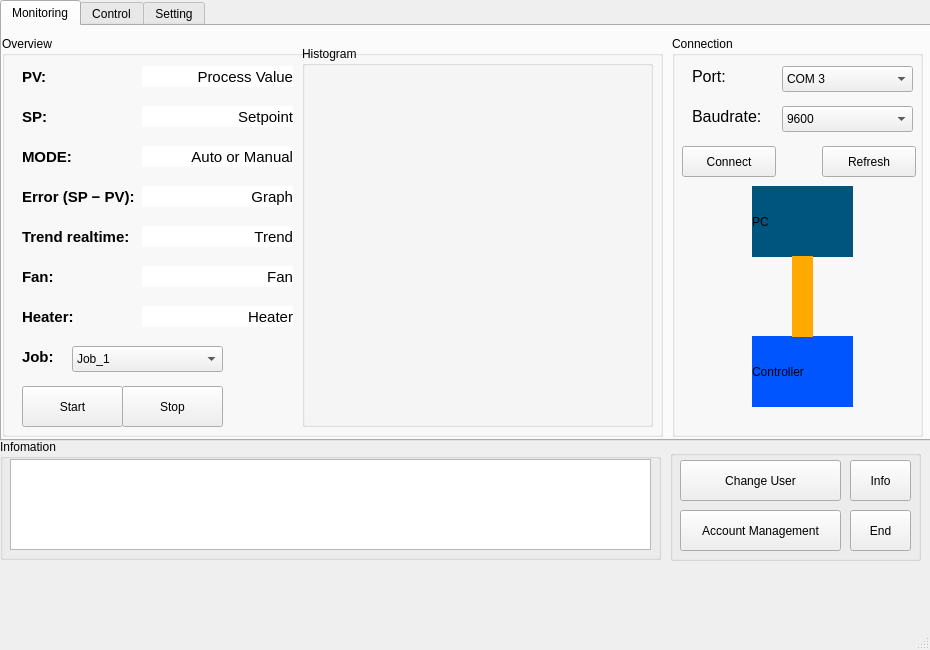
Qt form ui/general.ui (tuyenubuntu/control_heater) before a commit.
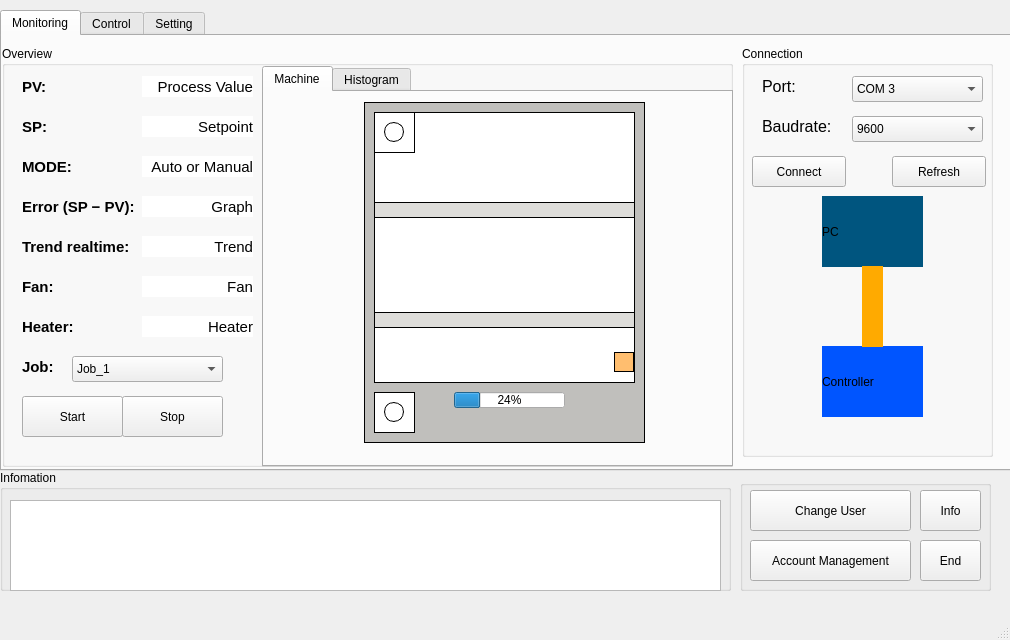
The same form after that commit. The open tabs and pages were chosen to show the change. Icons and pictures are not drawn.

```diff
--- a/ui/general.ui
+++ b/ui/general.ui
@@ -6,14 +6,20 @@
    <rect>
     <x>0</x>
     <y>0</y>
-    <width>930</width>
-    <height>650</height>
+    <width>1010</width>
+    <height>640</height>
    </rect>
   </property>
+  <property name="minimumSize">
+   <size>
+    <width>1010</width>
+    <height>620</height>
+   </size>
+  </property>
   <property name="maximumSize">
    <size>
-    <width>930</width>
-    <height>650</height>
+    <width>1010</width>
+    <height>640</height>
    </size>
   </property>
   <property name="windowTitle">
@@ -24,13 +30,13 @@
     <property name="geometry">
      <rect>
       <x>0</x>
-      <y>0</y>
-      <width>931</width>
-      <height>441</height>
+      <y>10</y>
+      <width>1011</width>
+      <height>461</height>
      </rect>
     </property>
     <property name="currentIndex">
-     <number>1</number>
+     <number>0</number>
     </property>
     <widget class="QWidget" name="monitoring_tab">
      <attribute name="title">
@@ -41,8 +47,8 @@
        <rect>
         <x>0</x>
         <y>10</y>
-        <width>661</width>
-        <height>401</height>
+        <width>731</width>
+        <height>421</height>
        </rect>
       </property>
       <property name="title">
@@ -129,7 +135,7 @@
         <rect>
          <x>140</x>
          <y>30</y>
-         <width>151</width>
+         <width>111</width>
          <height>21</height>
         </rect>
        </property>
@@ -154,7 +160,7 @@
         <rect>
          <x>140</x>
          <y>70</y>
-         <width>151</width>
+         <width>111</width>
          <height>21</height>
         </rect>
        </property>
@@ -179,7 +185,7 @@
         <rect>
          <x>140</x>
          <y>110</y>
-         <width>151</width>
+         <width>111</width>
          <height>21</height>
         </rect>
        </property>
@@ -204,7 +210,7 @@
         <rect>
          <x>140</x>
          <y>150</y>
-         <width>151</width>
+         <width>111</width>
          <height>21</height>
         </rect>
        </property>
@@ -248,7 +254,7 @@
         <rect>
          <x>140</x>
          <y>190</y>
-         <width>151</width>
+         <width>111</width>
          <height>21</height>
         </rect>
        </property>
@@ -273,7 +279,7 @@
         <rect>
          <x>140</x>
          <y>230</y>
-         <width>151</width>
+         <width>111</width>
          <height>21</height>
         </rect>
        </property>
@@ -336,7 +342,7 @@
         <rect>
          <x>140</x>
          <y>270</y>
-         <width>151</width>
+         <width>111</width>
          <height>21</height>
         </rect>
        </property>
@@ -436,42 +442,257 @@
         <string>Job:</string>
        </property>
       </widget>
-      <widget class="QGroupBox" name="groupBox_7">
+      <widget class="QTabWidget" name="tabWidget_2">
        <property name="geometry">
         <rect>
-         <x>300</x>
-         <y>10</y>
-         <width>351</width>
-         <height>381</height>
+         <x>260</x>
+         <y>20</y>
+         <width>471</width>
+         <height>401</height>
         </rect>
        </property>
-       <property name="title">
-        <string>Histogram</string>
+       <property name="currentIndex">
+        <number>0</number>
        </property>
-       <layout class="QGridLayout" name="gridLayout">
-        <item row="0" column="0">
-         <widget class="QLabel" name="histogram_1">
-          <property name="minimumSize">
-           <size>
-            <width>0</width>
-            <height>0</height>
-           </size>
-          </property>
-          <property name="scaledContents">
-           <bool>true</bool>
-          </property>
-         </widget>
-        </item>
-       </layout>
+       <widget class="QWidget" name="tab_2">
+        <attribute name="title">
+         <string>Machine</string>
+        </attribute>
+        <widget class="QLabel" name="heat_room">
+         <property name="geometry">
+          <rect>
+           <x>110</x>
+           <y>20</y>
+           <width>261</width>
+           <height>271</height>
+          </rect>
+         </property>
+         <property name="styleSheet">
+          <string notr="true">background-color: rgb(255, 255, 255);
+border: 1px solid black;
+font: 700 11pt &quot;Segoe UI&quot;;
+qproperty-alignment: AlignCenter;</string>
+         </property>
+         <property name="text">
+          <string/>
+         </property>
+        </widget>
+        <widget class="QLabel" name="state_label_14">
+         <property name="geometry">
+          <rect>
+           <x>110</x>
+           <y>220</y>
+           <width>261</width>
+           <height>16</height>
+          </rect>
+         </property>
+         <property name="styleSheet">
+          <string notr="true">background-color: rgb(222, 221, 218);
+border: 1px solid black;
+font: 700 11pt &quot;Segoe UI&quot;;
+qproperty-alignment: AlignCenter;</string>
+         </property>
+         <property name="text">
+          <string/>
+         </property>
+        </widget>
+        <widget class="QProgressBar" name="progressBar_heater">
+         <property name="geometry">
+          <rect>
+           <x>190</x>
+           <y>300</y>
+           <width>111</width>
+           <height>16</height>
+          </rect>
+         </property>
+         <property name="value">
+          <number>24</number>
+         </property>
+        </widget>
+        <widget class="QLabel" name="fan_out">
+         <property name="geometry">
+          <rect>
+           <x>110</x>
+           <y>20</y>
+           <width>41</width>
+           <height>41</height>
+          </rect>
+         </property>
+         <property name="styleSheet">
+          <string notr="true">background-color: rgb(255, 255, 255);
+border: 1px solid black;
+font: 700 11pt &quot;Segoe UI&quot;;
+qproperty-alignment: AlignCenter;</string>
+         </property>
+         <property name="text">
+          <string/>
+         </property>
+        </widget>
+        <widget class="QLabel" name="sensor">
+         <property name="geometry">
+          <rect>
+           <x>350</x>
+           <y>260</y>
+           <width>20</width>
+           <height>20</height>
+          </rect>
+         </property>
+         <property name="styleSheet">
+          <string notr="true">background-color:rgb(255, 190, 111);
+border: 1px solid black;
+font: 700 11pt &quot;Segoe UI&quot;;
+qproperty-alignment: AlignCenter;</string>
+         </property>
+         <property name="text">
+          <string/>
+         </property>
+        </widget>
+        <widget class="QLabel" name="state_label_18">
+         <property name="geometry">
+          <rect>
+           <x>110</x>
+           <y>110</y>
+           <width>261</width>
+           <height>16</height>
+          </rect>
+         </property>
+         <property name="styleSheet">
+          <string notr="true">background-color: rgb(222, 221, 218);
+border: 1px solid black;
+font: 700 11pt &quot;Segoe UI&quot;;
+qproperty-alignment: AlignCenter;</string>
+         </property>
+         <property name="text">
+          <string/>
+         </property>
+        </widget>
+        <widget class="QLabel" name="state_label_20">
+         <property name="geometry">
+          <rect>
+           <x>120</x>
+           <y>30</y>
+           <width>20</width>
+           <height>20</height>
+          </rect>
+         </property>
+         <property name="styleSheet">
+          <string notr="true">background-color: rgb(255, 255, 255);
+border: 1px solid black;
+border-radius: 10px;   /* = 100 / 2 */</string>
+         </property>
+         <property name="text">
+          <string/>
+         </property>
+        </widget>
+        <widget class="QLabel" name="fan_in">
+         <property name="geometry">
+          <rect>
+           <x>110</x>
+           <y>300</y>
+           <width>41</width>
+           <height>41</height>
+          </rect>
+         </property>
+         <property name="styleSheet">
+          <string notr="true">background-color: rgb(255, 255, 255);
+border: 1px solid black;
+font: 700 11pt &quot;Segoe UI&quot;;
+qproperty-alignment: AlignCenter;</string>
+         </property>
+         <property name="text">
+          <string/>
+         </property>
+        </widget>
+        <widget class="QLabel" name="state_label_22">
+         <property name="geometry">
+          <rect>
+           <x>100</x>
+           <y>10</y>
+           <width>281</width>
+           <height>341</height>
+          </rect>
+         </property>
+         <property name="styleSheet">
+          <string notr="true">background-color: rgb(192, 191, 188);
+border: 1px solid black;
+font: 700 11pt &quot;Segoe UI&quot;;
+qproperty-alignment: AlignCenter;</string>
+         </property>
+         <property name="text">
+          <string/>
+         </property>
+        </widget>
+        <widget class="QLabel" name="state_label_23">
+         <property name="geometry">
+          <rect>
+           <x>120</x>
+           <y>310</y>
+           <width>20</width>
+           <height>20</height>
+          </rect>
+         </property>
+         <property name="styleSheet">
+          <string notr="true">background-color: rgb(255, 255, 255);
+border: 1px solid black;
+border-radius: 10px;   /* = 100 / 2 */</string>
+         </property>
+         <property name="text">
+          <string/>
+         </property>
+        </widget>
+        <zorder>state_label_22</zorder>
+        <zorder>heat_room</zorder>
+        <zorder>state_label_14</zorder>
+        <zorder>progressBar_heater</zorder>
+        <zorder>fan_out</zorder>
+        <zorder>sensor</zorder>
+        <zorder>state_label_18</zorder>
+        <zorder>state_label_20</zorder>
+        <zorder>fan_in</zorder>
+        <zorder>state_label_23</zorder>
+       </widget>
+       <widget class="QWidget" name="tab_3">
+        <attribute name="title">
+         <string>Histogram</string>
+        </attribute>
+        <widget class="QGroupBox" name="groupBox_7">
+         <property name="geometry">
+          <rect>
+           <x>10</x>
+           <y>0</y>
+           <width>451</width>
+           <height>351</height>
+          </rect>
+         </property>
+         <property name="title">
+          <string>Histogram</string>
+         </property>
+         <layout class="QGridLayout" name="gridLayout">
+          <item row="0" column="0">
+           <widget class="QLabel" name="histogram_1">
+            <property name="minimumSize">
+             <size>
+              <width>0</width>
+              <height>0</height>
+             </size>
+            </property>
+            <property name="scaledContents">
+             <bool>true</bool>
+            </property>
+           </widget>
+          </item>
+         </layout>
+        </widget>
+       </widget>
       </widget>
      </widget>
      <widget class="QGroupBox" name="groupBox_3">
       <property name="geometry">
        <rect>
-        <x>670</x>
+        <x>740</x>
         <y>10</y>
         <width>251</width>
-        <height>401</height>
+        <height>411</height>
        </rect>
       </property>
       <property name="title">
@@ -665,8 +886,8 @@
        <rect>
         <x>0</x>
         <y>10</y>
-        <width>921</width>
-        <height>401</height>
+        <width>1011</width>
+        <height>411</height>
        </rect>
       </property>
       <property name="title">
@@ -821,8 +1042,8 @@
        <rect>
         <x>0</x>
         <y>10</y>
-        <width>921</width>
-        <height>401</height>
+        <width>1011</width>
+        <height>411</height>
        </rect>
       </property>
       <property name="title">
@@ -1228,8 +1449,8 @@
     <property name="geometry">
      <rect>
       <x>0</x>
-      <y>439</y>
-      <width>661</width>
+      <y>470</y>
+      <width>731</width>
       <height>121</height>
      </rect>
     </property>
@@ -1240,8 +1461,8 @@
      <property name="geometry">
       <rect>
        <x>10</x>
-       <y>20</y>
-       <width>641</width>
+       <y>30</y>
+       <width>711</width>
        <height>91</height>
       </rect>
      </property>
@@ -1250,8 +1471,8 @@
    <widget class="QGroupBox" name="groupBox_6">
     <property name="geometry">
      <rect>
-      <x>670</x>
-      <y>450</y>
+      <x>740</x>
+      <y>480</y>
       <width>251</width>
       <height>111</height>
      </rect>
@@ -1324,32 +1545,13 @@
      </property>
     </widget>
    </widget>
-   <widget class="QLabel" name="label_16">
+   <widget class="QLabel" name="label_7">
     <property name="geometry">
      <rect>
-      <x>850</x>
-      <y>570</y>
-      <width>41</width>
-      <height>51</height>
-     </rect>
-    </property>
-    <property name="text">
-     <string/>
-    </property>
-    <property name="pixmap">
-     <pixmap>ui/images/logo.jpg</pixmap>
-    </property>
-    <property name="scaledContents">
-     <bool>true</bool>
-    </property>
-   </widget>
-   <widget class="QLabel" name="label_19">
-    <property name="geometry">
-     <rect>
-      <x>10</x>
-      <y>575</y>
-      <width>821</width>
-      <height>41</height>
+      <x>0</x>
+      <y>600</y>
+      <width>1001</width>
+      <height>16</height>
      </rect>
     </property>
     <property name="text">
@@ -1359,7 +1561,7 @@
      <pixmap>ui/images/line.jpg</pixmap>
     </property>
     <property name="scaledContents">
-     <bool>false</bool>
+     <bool>true</bool>
     </property>
    </widget>
   </widget>
```
